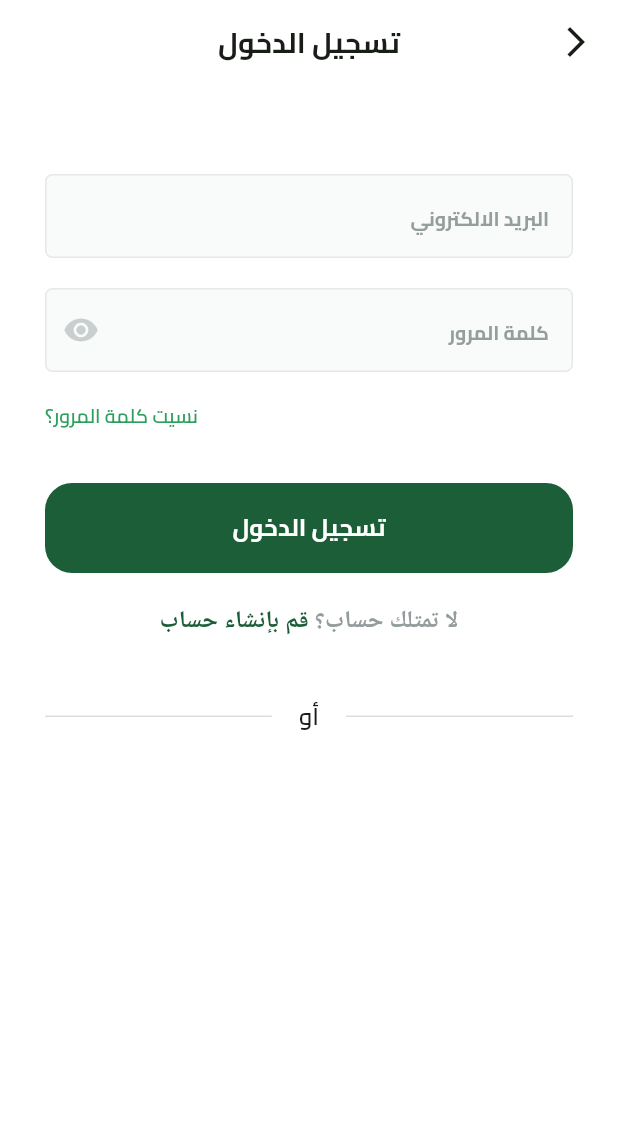
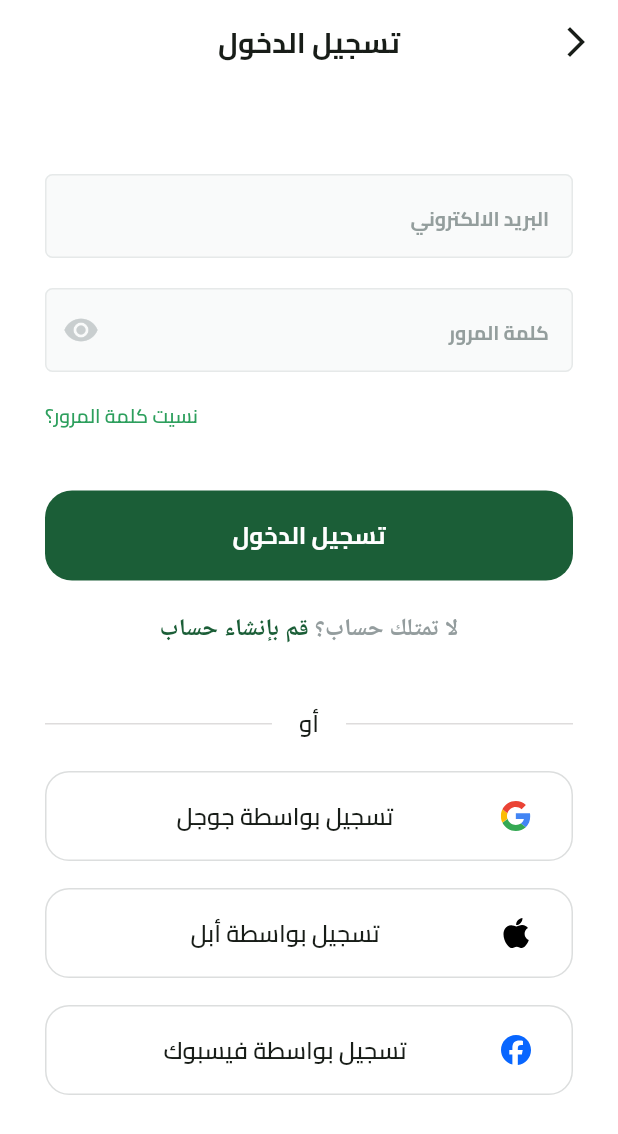
Before and after one commit to MohamedEssami20/Furits_E_commerce_App, a Flutter app: the screen it shows after launch, after a tap on "تخط", on a phone screen of 412 x 824 dp. Shown: the top 1134 px of the screen. Run offline on Flutter 3.47's test engine with Material 3 defaults, Android fonts, the light colour scheme and no system bars; our stand-ins replace dots_indicator, flutter_svg, shared_preferences.

Commit message:
finish login ui

```diff
--- a/lib/core/utils/assets.dart
+++ b/lib/core/utils/assets.dart
@@ -5,6 +5,18 @@ class Assets {
   /// Assets for assetsImagesAppIcon
   /// assets/images/app_icon.png
   static const String assetsImagesAppIcon = "assets/images/app_icon.png";
+
+  /// Assets for assetsImagesAppleIcons
+  /// assets/images/apple_Icons.svg
+  static const String assetsImagesAppleIcons = "assets/images/apple_Icons.svg";
+
+  /// Assets for assetsImagesFacebookIcon
+  /// assets/images/facebook_icon.svg
+  static const String assetsImagesFacebookIcon = "assets/images/facebook_icon.svg";
+
+  /// Assets for assetsImagesGoogleIcon
+  /// assets/images/google_icon.svg
+  static const String assetsImagesGoogleIcon = "assets/images/google_icon.svg";
 
   /// Assets for assetsImagesOnboardBacgroundImage2
   /// assets/images/onboard_bacground_image2.svg
--- a/lib/features/auth/presentation/views/widgets/login_view_body.dart
+++ b/lib/features/auth/presentation/views/widgets/login_view_body.dart
@@ -2,9 +2,11 @@ import 'package:flutter/material.dart';
 import 'package:fruits_hub/core/utils/Widgets/custom_button.dart';
 import 'package:fruits_hub/core/utils/Widgets/custom_text_form_filed.dart';
 import 'package:fruits_hub/core/utils/app_text_style.dart';
+import 'package:fruits_hub/core/utils/assets.dart';
 import 'package:fruits_hub/core/utils/my_colors.dart';
 import 'package:fruits_hub/features/auth/presentation/views/widgets/dont_have_account_widget.dart';
 import 'package:fruits_hub/features/auth/presentation/views/widgets/or_divider_widget.dart';
+import 'package:fruits_hub/features/auth/presentation/views/widgets/social_login_button.dart';
 
 class LoginViewBody extends StatelessWidget {
   const LoginViewBody({super.key});
@@ -48,15 +50,41 @@ class LoginViewBody extends StatelessWidget {
               ],
             ),
             const SizedBox(
-              height: 35,
+              height: 40,
             ),
             CustomButton(onPressed: () {}, title: "تسجيل الدخول"),
             const SizedBox(
               height: 20,
             ),
             const DontHaveAnAccountWidget(),
-            const SizedBox(height: 40,),
+            const SizedBox(
+              height: 40,
+            ),
             const OrDividerWidget(),
+            const SizedBox(
+              height: 20,
+            ),
+            SocialLoginButton(
+              title: "تسجيل بواسطة جوجل",
+              onPressed: () {},
+              image: Assets.assetsImagesGoogleIcon,
+            ),
+            const SizedBox(
+              height: 18,
+            ),
+            SocialLoginButton(
+              title: "تسجيل بواسطة أبل",
+              onPressed: () {},
+              image: Assets.assetsImagesAppleIcons,
+            ),
+            const SizedBox(
+              height: 18,
+            ),
+            SocialLoginButton(
+              title: "تسجيل بواسطة فيسبوك",
+              onPressed: () {},
+              image: Assets.assetsImagesFacebookIcon,
+            ),
           ],
         ),
       ),
--- /dev/null
+++ b/lib/features/auth/presentation/views/widgets/social_login_button.dart
@@ -0,0 +1,45 @@
+import 'package:flutter/material.dart';
+import 'package:flutter_svg/flutter_svg.dart';
+import 'package:fruits_hub/core/utils/app_text_style.dart';
+
+class SocialLoginButton extends StatelessWidget {
+  const SocialLoginButton(
+      {super.key,
+      required this.title,
+      required this.image,
+      required this.onPressed});
+  final String title;
+  final String image;
+  final VoidCallback onPressed;
+  @override
+  Widget build(BuildContext context) {
+    return SizedBox(
+      width: double.infinity,
+      height: 60,
+      child: TextButton(
+        style: TextButton.styleFrom(
+          shape: const RoundedRectangleBorder(
+            borderRadius: BorderRadius.all(
+              Radius.circular(16),
+            ),
+            side: BorderSide(
+              width: 1,
+              color: Color(0xffDCDEDE),
+            ),
+          ),
+        ),
+        onPressed: onPressed,
+        child: ListTile(
+          visualDensity:
+              const VisualDensity(vertical: VisualDensity.minimumDensity),
+          title: Text(
+            title,
+            style: TextStyles.semiBold16,
+            textAlign: TextAlign.center,
+          ),
+          leading: SvgPicture.asset(image),
+        ),
+      ),
+    );
+  }
+}
```
Also changed, not shown: assets/images/apple_Icons.svg (added), assets/images/facebook_icon.svg (added), assets/images/google_icon.svg (added).
